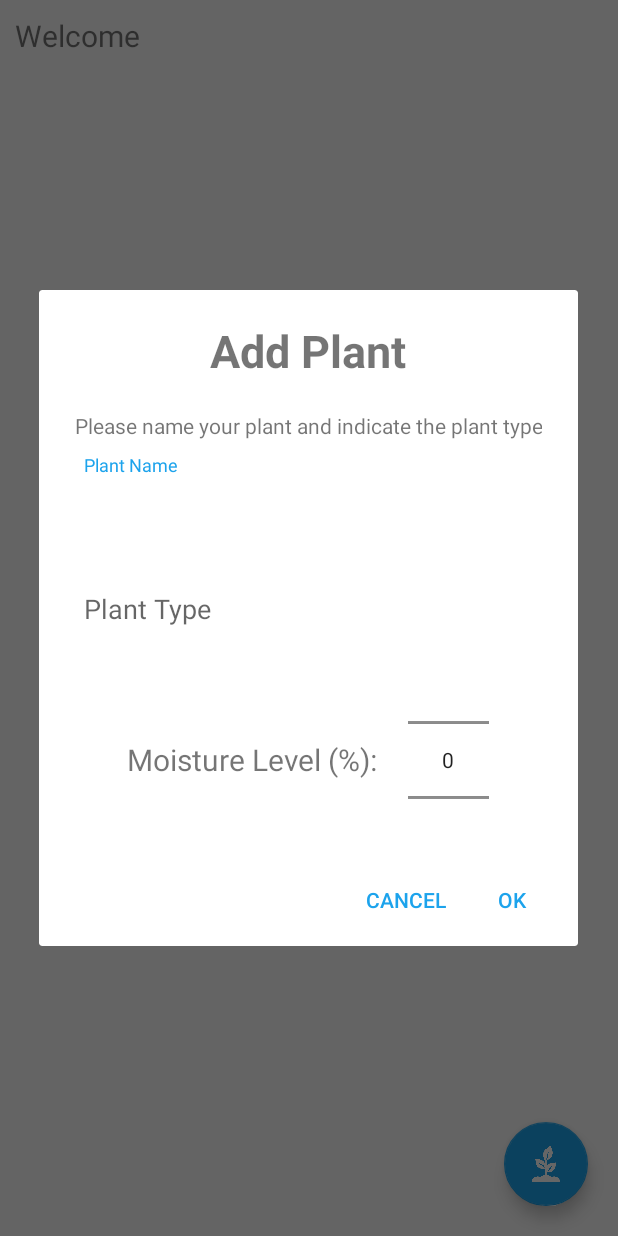
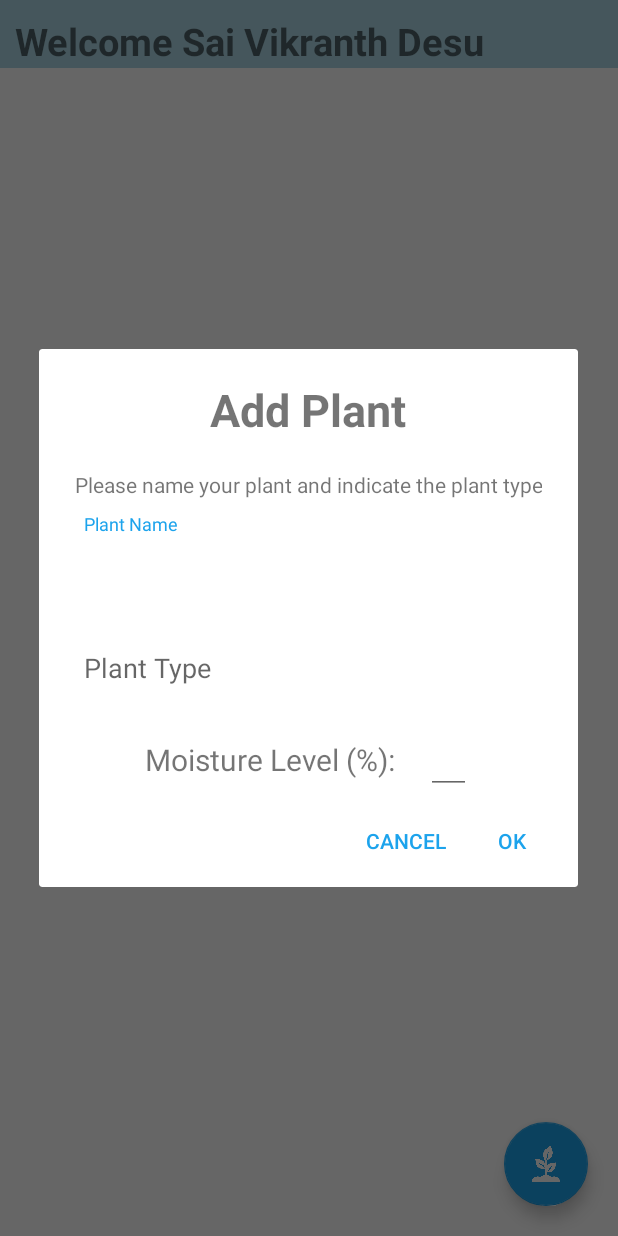
Before and after one commit to SVD6/dewdropfinal, an Android app: the MainActivity screen opened directly, with no data from a screen before it, after a tap on an icon or button, on a phone screen of 412 x 824 dp. Run offline under Robolectric (Android 15) with nearby library versions, the phone set to English and light mode, and no system bars; our stand-ins replace Firebase (no records; nobody signed in at launch, a user with empty details on screens opened directly).

Commit message:
Submission mode

```diff
--- a/app/src/main/java/com/example/saivikranthdesu/dewdrop/MainActivity.java
+++ b/app/src/main/java/com/example/saivikranthdesu/dewdrop/MainActivity.java
@@ -15,7 +15,6 @@ import android.widget.TextView;
 import android.widget.Toast;
 
 import com.example.saivikranthdesu.dewdrop.objects.plantobject;
-import com.example.saivikranthdesu.dewdrop.objects.userobject;
 import com.google.firebase.auth.FirebaseAuth;
 import com.google.firebase.auth.FirebaseUser;
 import com.google.firebase.database.DataSnapshot;
@@ -23,13 +22,12 @@ import com.google.firebase.database.DatabaseError;
 import com.google.firebase.database.FirebaseDatabase;
 import com.google.firebase.database.ValueEventListener;
 
-import org.w3c.dom.Text;
-
 import java.util.ArrayList;
 
 public class MainActivity extends AppCompatActivity {
 
     private FirebaseAuth mAuth;
+    private FirebaseUser user;
 
     @Override
     protected void onCreate(Bundle savedInstanceState) {
@@ -42,12 +40,10 @@ public class MainActivity extends AppCompatActivity {
 
         ArrayList<CardView> viewList = new ArrayList<>();
         mAuth = FirebaseAuth.getInstance();
-        FirebaseUser user = mAuth.getCurrentUser();
+        user = mAuth.getCurrentUser();
         FirebaseDatabase database = FirebaseDatabase.getInstance();
 
-//        userobject obj = database.getReference().child("users").child(user.getUid()).
-//
-//        welcome.setText("Welcome " + database.getReference().child("users").child(user.getUid()).);
+        welcome.setText("Welcome Sai Vikranth Desu");
 
         addbutton.setOnClickListener(view -> {
             final AlertDialog.Builder builder = new AlertDialog.Builder(this);
@@ -55,7 +51,7 @@ public class MainActivity extends AppCompatActivity {
 
             EditText plantnameinput = mView.findViewById(R.id.plant_name_input);
             EditText planttypeinput = mView.findViewById(R.id.plant_type_input);
-//            EditText targetmoisture = mView.findViewById()
+            EditText targetmoisture = mView.findViewById(R.id.moisture_target_level);
 
             builder.setView(mView);
             builder.setCancelable(true);
@@ -80,11 +76,12 @@ public class MainActivity extends AppCompatActivity {
                     TextView moisturelevel = otherone.findViewById(R.id.current_moisture);
                     plantname.setText(plantnameinput.getText().toString());
                     planttype.setText(planttypeinput.getText().toString());
+                    moisturelevel.setText(targetmoisture.getText().toString());
 
                     database.getReference().child("Soil moisture").addValueEventListener(new ValueEventListener() {
                         @Override
                         public void onDataChange(@NonNull DataSnapshot dataSnapshot) {
-                            moisturelevel.setText((String) dataSnapshot.getValue());
+                            moisturelevel.setText(dataSnapshot.getValue().toString());
                         }
 
                         @Override
@@ -98,7 +95,7 @@ public class MainActivity extends AppCompatActivity {
                     plant.setPlanttype(planttypeinput.getText().toString());
                     plant.setMoisturelevel(23);
 
-                    database.getReference().child("users").child(user.getUid()).child("plants").setValue(plant);
+                    database.getReference().child("users").child(mAuth.getCurrentUser().getUid()).child("plants").child(plantnameinput.getText().toString()).setValue(plant);
 
                     mainlayout.addView(otherone);
                     alert.hide();
--- a/app/src/main/res/layout/activity_login.xml
+++ b/app/src/main/res/layout/activity_login.xml
@@ -3,7 +3,7 @@
     xmlns:tools="http://schemas.android.com/tools"
     android:layout_width="match_parent"
     android:layout_height="match_parent"
-    android:background="@color/lightBlue"
+    android:background="@color/whiteAF"
     android:orientation="vertical"
     tools:context=".LoginActivity">
 
@@ -12,7 +12,7 @@
         android:layout_height="163dp"
         android:layout_gravity="center"
         android:layout_marginTop="55dp"
-        android:src="@drawable/droplet" />
+        android:src="@drawable/dewdrop" />
 
     <android.support.design.widget.TextInputLayout
         android:layout_width="match_parent"
--- a/app/src/main/res/layout/activity_main.xml
+++ b/app/src/main/res/layout/activity_main.xml
@@ -3,6 +3,7 @@
     xmlns:tools="http://schemas.android.com/tools"
     android:layout_width="match_parent"
     android:layout_height="match_parent"
+    android:background="@color/lightBlue"
     tools:context=".MainActivity">
 
     <TextView
@@ -10,14 +11,16 @@
         android:layout_width="wrap_content"
         android:layout_height="wrap_content"
         android:layout_margin="10dp"
+        android:textStyle="bold"
         android:text="Welcome"
-        android:textSize="20dp" />
+        android:textSize="25dp" />
 
     <LinearLayout
         android:id="@+id/activity_main_layout"
         android:layout_width="match_parent"
         android:layout_height="match_parent"
         android:layout_alignParentLeft="true"
+        android:background="@color/whiteAF"
         android:layout_alignParentTop="true"
         android:layout_marginTop="45dp"
         android:orientation="vertical"
--- a/app/src/main/res/layout/dialog_add_plant.xml
+++ b/app/src/main/res/layout/dialog_add_plant.xml
@@ -61,21 +61,21 @@
     <LinearLayout
         android:layout_width="match_parent"
         android:layout_height="wrap_content"
-        android:orientation="horizontal"
-        android:gravity="center">
+        android:gravity="center"
+        android:orientation="horizontal">
 
         <TextView
             android:layout_width="wrap_content"
             android:layout_height="wrap_content"
+            android:layout_marginRight="15dp"
             android:text="Moisture Level (%): "
-            android:textSize="20dp"
-            android:layout_marginRight="15dp"/>
+            android:textSize="20dp" />
 
-        <NumberPicker
-            android:id="@+id/moisture_level"
-            android:layout_width="54dp"
-            android:layout_height="124dp"
-            android:layout_gravity="center"></NumberPicker>
+        <EditText
+            android:id="@+id/moisture_target_level"
+            android:layout_width="30dp"
+            android:layout_height="wrap_content"
+            android:inputType="number"/>
 
     </LinearLayout>
 
```
Also changed, not shown: app/src/main/AndroidManifest.xml (+8 -8 lines), app/src/main/res/layout/activity_signup.xml (+5 -5 lines), app/src/main/java/com/example/saivikranthdesu/dewdrop/LoginActivity.java (indentation only), app/src/main/java/com/example/saivikranthdesu/dewdrop/SignUpActivity.java (indentation only), app/src/main/res/drawable/DewDropLogo.png (added), app/src/main/res/drawable/dewdrop.png (added).
